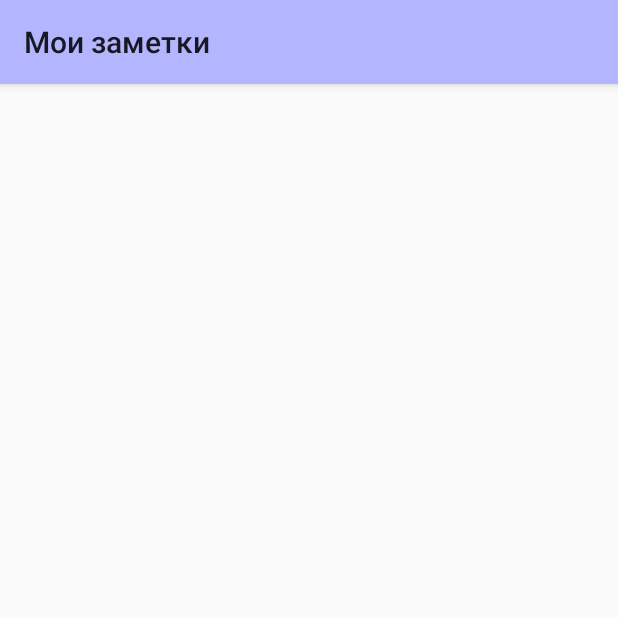
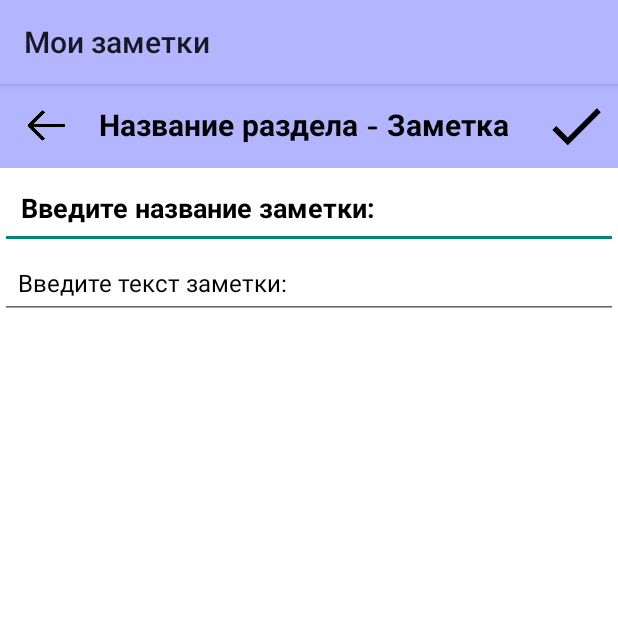
Before and after one commit to AnastasiyaK98/My_notes, an Android app: the NotesListActivity screen opened directly, with no data from a screen before it, after a tap on "Добавить", on a phone screen of 412 x 824 dp, the top half of it. Run offline under Robolectric (Android 15) with nearby library versions, the phone set to English and light mode, and no system bars; our stand-ins replace Room's generated code; network calls fail; 2 statements that could not run were skipped.

Commit message:
Оформление макета для NotesListActivity Добавление текста в strings.xml Изменение размера шрифта текста в activity_notes_list.xml

```diff
--- /dev/null
+++ b/app/src/main/res/drawable/ic_save.xml
@@ -0,0 +1,5 @@
+<vector android:height="24dp" android:tint="#000000"
+    android:viewportHeight="24" android:viewportWidth="24"
+    android:width="24dp" xmlns:android="http://schemas.android.com/apk/res/android">
+    <path android:fillColor="@android:color/white" android:pathData="M9,16.17L4.83,12l-1.42,1.41L9,19 21,7l-1.41,-1.41z"/>
+</vector>
--- a/app/src/main/res/layout/activity_notes_list.xml
+++ b/app/src/main/res/layout/activity_notes_list.xml
@@ -48,7 +48,7 @@
             android:fontFamily="@font/nunito_bold"
             android:text="@string/Name_folder"
             android:textColor="@color/black"
-            android:textSize="18sp"
+            android:textSize="20sp"
             />
 
     </RelativeLayout>
--- a/app/src/main/res/layout/activity_notes_taker.xml
+++ b/app/src/main/res/layout/activity_notes_taker.xml
@@ -1,9 +1,78 @@
 <?xml version="1.0" encoding="utf-8"?>
-<androidx.constraintlayout.widget.ConstraintLayout xmlns:android="http://schemas.android.com/apk/res/android"
+<LinearLayout xmlns:android="http://schemas.android.com/apk/res/android"
     xmlns:app="http://schemas.android.com/apk/res-auto"
     xmlns:tools="http://schemas.android.com/tools"
     android:layout_width="match_parent"
     android:layout_height="match_parent"
+    android:background="@color/fon"
+    android:orientation="vertical"
     tools:context=".NotesTakerActivity">
 
-</androidx.constraintlayout.widget.ConstraintLayout>
+    <androidx.appcompat.widget.Toolbar
+        android:id="@+id/toolbar_notes"
+        android:layout_width="match_parent"
+        android:layout_height="?attr/actionBarSize"
+        android:background="@color/ActionBar">
+
+        <!--стрелка назад-->
+        <ImageView
+            android:id="@+id/back_note"
+            android:layout_width="30dp"
+            android:layout_height="30dp"
+            android:layout_centerVertical="true"
+            android:layout_marginStart="15dp"
+            android:src="@drawable/icon_back" />
+
+        <RelativeLayout
+            android:layout_width="match_parent"
+            android:layout_height="wrap_content">
+
+            <!--текст названия раздела -->
+            <TextView
+                android:id="@+id/text_folder_note"
+                android:layout_width="wrap_content"
+                android:layout_height="wrap_content"
+                android:layout_centerVertical="true"
+                android:layout_marginStart="20dp"
+                android:fontFamily="@font/nunito_bold"
+                android:text="@string/Name_folder_note"
+                android:textColor="@color/black"
+                android:textSize="20sp"
+                />
+            <ImageView
+                android:id="@+id/imageView_save"
+                android:layout_width="?attr/actionBarSize"
+                android:layout_height="?attr/actionBarSize"
+                android:layout_alignParentEnd="true"
+                android:background="@android:color/transparent"
+                android:padding="6dp"
+                android:src="@drawable/ic_save" />
+        </RelativeLayout>
+    </androidx.appcompat.widget.Toolbar>
+
+    <EditText
+        android:id="@+id/editText_title"
+        android:layout_width="match_parent"
+        android:layout_height="wrap_content"
+        android:fontFamily="@font/nunito_bold"
+        android:hint="@string/name_title_hint"
+        android:padding="14dp"
+        android:singleLine="true"
+        android:textColor="@color/color_title_name"
+        android:textColorHint="@color/color_title_name"
+        android:textSize="18sp"
+       />
+
+    <EditText
+        android:id="@+id/editText_notes"
+        android:layout_width="match_parent"
+        android:layout_height="wrap_content"
+        android:fontFamily="@font/nunito"
+        android:hint="@string/hint_notes_text"
+        android:padding="12dp"
+        android:textColor="@color/color_title_name"
+        android:textColorHint="@color/color_title_name"
+        android:textSize="16sp"
+/>
+
+</LinearLayout>
--- a/app/src/main/res/values/strings.xml
+++ b/app/src/main/res/values/strings.xml
@@ -7,4 +7,7 @@
     <string name="name_title">Название заметки</string>
     <string name="hint_text_note">Текст заметки</string>
     <string name="Date">Дата</string>
+    <string name="Name_folder_note">Название раздела - Заметка</string>
+    <string name="name_title_hint">Введите название заметки:</string>
+    <string name="hint_notes_text">Введите текст заметки:</string>
 </resources>
```
